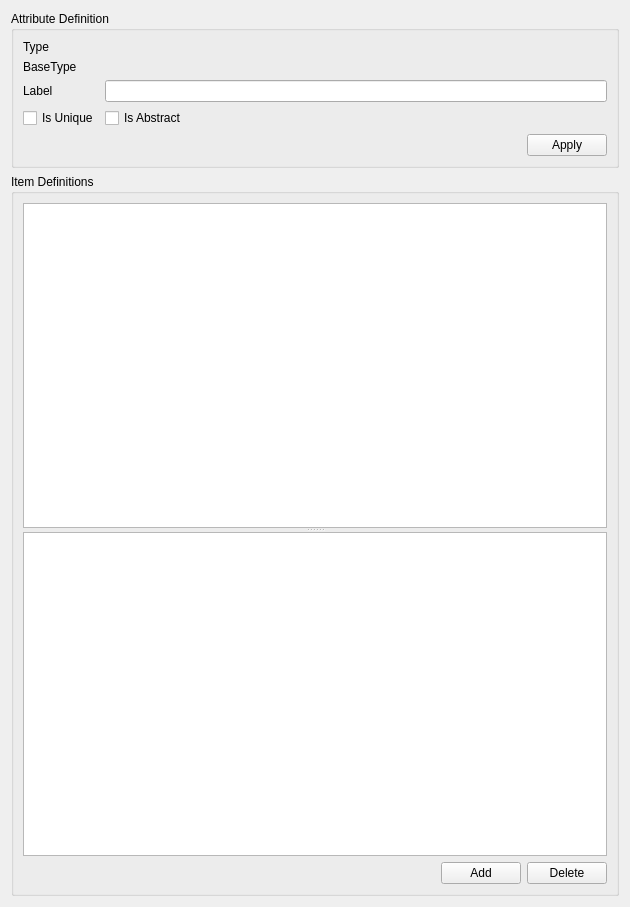
Above: applications/TemplateEditor/ui/AttDefInformation.ui from Kitware/SMTK before the change. Below: the same form after it.
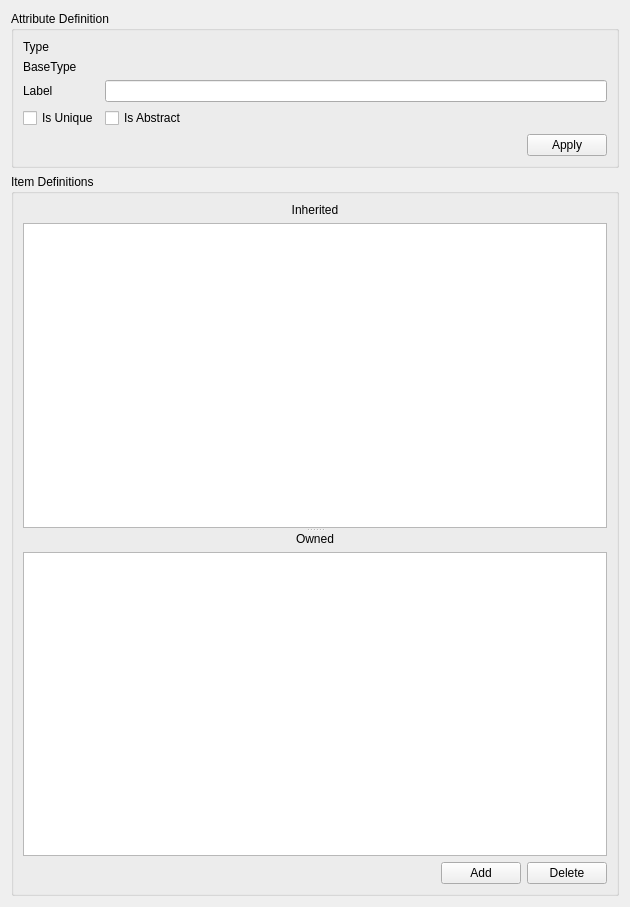
That is the form after the change. Custom widgets are drawn as their Qt base class.

The edit to the form file:
```diff
--- a/applications/TemplateEditor/ui/AttDefInformation.ui
+++ b/applications/TemplateEditor/ui/AttDefInformation.ui
@@ -141,14 +141,78 @@
      <property name="title">
       <string>Item Definitions</string>
      </property>
-     <layout class="QVBoxLayout" name="verticalLayout">
+     <layout class="QVBoxLayout" name="verticalLayout_4">
       <item>
        <widget class="QSplitter" name="splitter">
         <property name="orientation">
          <enum>Qt::Vertical</enum>
         </property>
-        <widget class="AttDefTreeView" name="tvInheritedItems"/>
-        <widget class="AttDefTreeView" name="tvOwnedItems"/>
+        <widget class="QWidget" name="widget_2" native="true">
+         <layout class="QVBoxLayout" name="verticalLayout_3">
+          <property name="leftMargin">
+           <number>0</number>
+          </property>
+          <property name="topMargin">
+           <number>0</number>
+          </property>
+          <property name="rightMargin">
+           <number>0</number>
+          </property>
+          <property name="bottomMargin">
+           <number>0</number>
+          </property>
+          <item>
+           <widget class="QLabel" name="label_2">
+            <property name="text">
+             <string>Inherited</string>
+            </property>
+            <property name="alignment">
+             <set>Qt::AlignCenter</set>
+            </property>
+           </widget>
+          </item>
+          <item>
+           <widget class="AttDefTreeView" name="tvInheritedItems">
+            <property name="toolTip">
+             <string>Inherited Item Definitions</string>
+            </property>
+           </widget>
+          </item>
+         </layout>
+        </widget>
+        <widget class="QWidget" name="widget" native="true">
+         <layout class="QVBoxLayout" name="verticalLayout">
+          <property name="leftMargin">
+           <number>0</number>
+          </property>
+          <property name="topMargin">
+           <number>0</number>
+          </property>
+          <property name="rightMargin">
+           <number>0</number>
+          </property>
+          <property name="bottomMargin">
+           <number>0</number>
+          </property>
+          <item>
+           <widget class="QLabel" name="label">
+            <property name="text">
+             <string>Owned</string>
+            </property>
+            <property name="alignment">
+             <set>Qt::AlignCenter</set>
+            </property>
+           </widget>
+          </item>
+          <item>
+           <widget class="AttDefTreeView" name="tvOwnedItems">
+            <property name="toolTip">
+             <string>Owned Item Definitions</string>
+            </property>
+           </widget>
+          </item>
+         </layout>
+        </widget>
        </widget>
       </item>
       <item>
```
